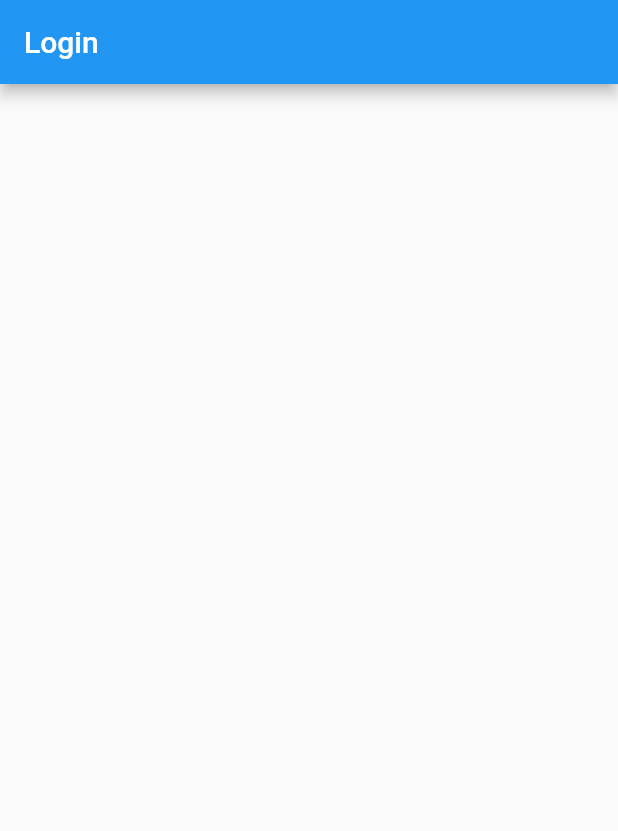
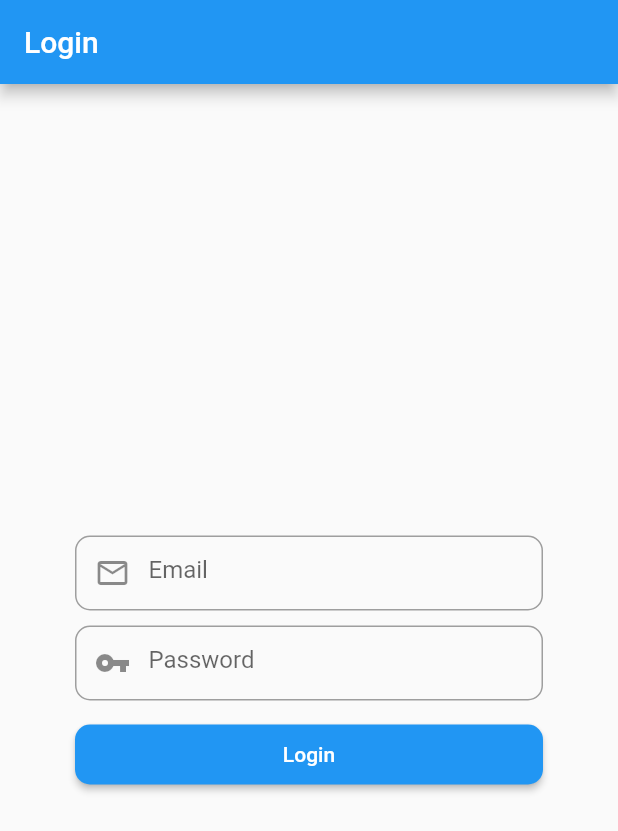
Before and after one commit to shimanto7710/learning-app-flutter, a Flutter app: the screen it shows after launch, on a phone screen of 412 x 824 dp. Shown: the top 831 px of the screen. Run offline on Flutter 3.47's test engine with Material 2 defaults, Android fonts, the phone set to English and light mode, and no system bars; our stand-ins replace dartz, dio, firebase_auth; missing offline and left inert: dart:ffi; accounts and stored records are empty.

Commit message:
login auth

```diff
--- /dev/null
+++ b/lib/ui/login/auth.dart
@@ -0,0 +1,21 @@
+
+import 'package:firebase_auth/firebase_auth.dart';
+class AuthServices{
+  FirebaseAuth _auth = FirebaseAuth.instance;
+
+  Future signInAnon() async {
+    try{
+      UserCredential userCredential = await _auth.signInAnonymously();
+      User user= userCredential.user;
+      print("signIn successfully");
+      return user;
+
+    }
+    catch (e){
+
+      print("signIn error "+e);
+      return null;
+    }
+  }
+
+}
--- /dev/null
+++ b/lib/ui/login/login_provider.dart
@@ -0,0 +1,30 @@
+
+import 'dart:ffi';
+
+import 'package:flutter/cupertino.dart';
+
+import 'auth.dart';
+
+class LoginProvider extends ChangeNotifier {
+
+  AuthServices _authServices;
+
+  TextEditingController emailTextFieldController;
+  TextEditingController passTextFieldController;
+
+  Future<Void> loginByFirebase() async{
+    _authServices =AuthServices();
+    dynamic result= _authServices.signInAnon();
+    notifyListeners();
+  }
+
+
+  void debug(){
+    print("hey bro");
+  }
+
+  String passText(){
+    return passTextFieldController.text;
+  }
+
+}
--- a/lib/ui/login/login_ui.dart
+++ b/lib/ui/login/login_ui.dart
@@ -1,6 +1,7 @@
-
 import 'package:flutter/cupertino.dart';
 import 'package:flutter/material.dart';
+import 'package:learning_app_flutter/ui/login/login_provider.dart';
+import 'package:provider/provider.dart';
 
 class Login extends StatefulWidget {
   @override
@@ -10,6 +11,84 @@ class Login extends StatefulWidget {
 class _LoginState extends State<Login> {
   @override
   Widget build(BuildContext context) {
-    return Scaffold(appBar: AppBar(title: Text("Login"),),);
+    return ChangeNotifierProvider<LoginProvider>(
+      create: (context) => LoginProvider(),
+      child: Scaffold(
+        appBar: AppBar(
+          title: Text("Login"),
+        ),
+        body: Column(
+          mainAxisAlignment: MainAxisAlignment.center,
+          children: [
+            Container(
+              padding: EdgeInsets.only(left: 50, right: 50),
+              child: new Container(
+                decoration: new BoxDecoration(
+                    shape: BoxShape.rectangle,
+                    border: new Border.all(
+                      color: Colors.grey,
+                      width: 1.0,
+                    ),
+                    borderRadius: BorderRadius.circular(10)),
+                child: TextField(
+                  decoration: InputDecoration(
+                    border: InputBorder.none,
+                    hintText: 'Email',
+                    prefixIcon: Icon(Icons.mail_outline),
+                  ),
+                ),
+              ),
+            ),
+      Consumer<LoginProvider>(
+        builder: (context, provider, child) =>Container(
+              margin: EdgeInsets.only(top: 10),
+              padding: EdgeInsets.only(left: 50, right: 50),
+              child: new Container(
+                decoration: new BoxDecoration(
+                  borderRadius: BorderRadius.circular(10),
+                  shape: BoxShape.rectangle,
+                  border: new Border.all(
+                    color: Colors.grey,
+                    width: 1.0,
+                  ),
+                ),
+                child: TextField(
+                  // controller: provider.passTextFieldController,
+                  decoration: InputDecoration(
+                    border: InputBorder.none,
+                    hintText: 'Password',
+                    prefixIcon: Icon(Icons.vpn_key),
+                  ),
+                ),
+              ),
+            ),),
+            Consumer<LoginProvider>(
+              builder: (context, provider, child) => Container(
+                padding: EdgeInsets.only(left: 50, right: 50),
+                margin: EdgeInsets.only(top: 16),
+                height: 40,
+                child: MaterialButton(
+                  shape: RoundedRectangleBorder(
+                    borderRadius: BorderRadius.circular(10.0),
+                  ),
+                  onPressed: () {
+                    // provider.debug();
+                    // var value=provider.passText();
+                    // print(value);
+                    // provider.loginByFirebase();
+                  },
+                  child: Text(
+                    "Login",
+                    style: TextStyle(color: Colors.white),
+                  ),
+                  color: Colors.blue,
+                  minWidth: MediaQuery.of(context).size.width,
+                ),
+              ),
+            )
+          ],
+        ),
+      ),
+    );
   }
 }
```
Also changed, not shown: pubspec.yaml (+1 -41 lines), pubspec.lock, 3 other files.
